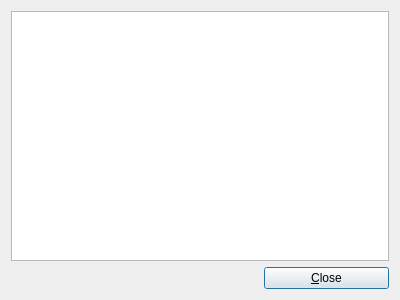
textbrowser/biblioteq, file UI/biblioteq_generalmessagediag.ui: the form before one commit.
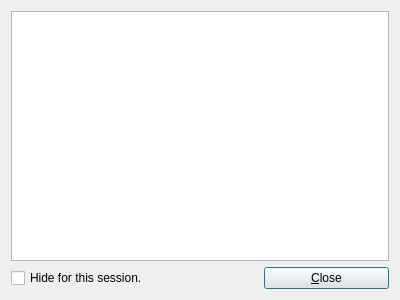
The form after the commit. Icons and pictures are not drawn.

Diff of the .ui file:
```diff
--- a/UI/biblioteq_generalmessagediag.ui
+++ b/UI/biblioteq_generalmessagediag.ui
@@ -36,6 +36,13 @@
      <property name="spacing">
       <number>5</number>
      </property>
+     <item>
+      <widget class="QCheckBox" name="hideForThisSession">
+       <property name="text">
+        <string>Hide for this session.</string>
+       </property>
+      </widget>
+     </item>
      <item>
       <spacer>
        <property name="orientation">
```
Left out of the diff: 5 changed lines with no effect on the pictures.
